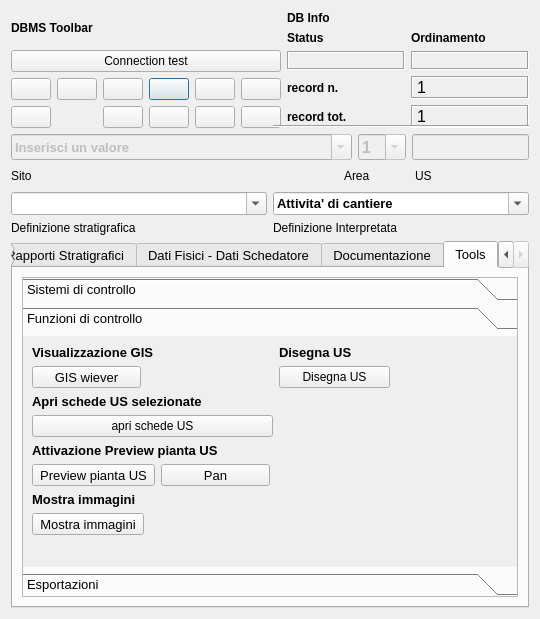
Before: the Qt Designer form pyarchinit/modules/gui/pyarchinit_US_ui.ui in pyarchinit/pyarchinit_218, drawn with Qt 5.
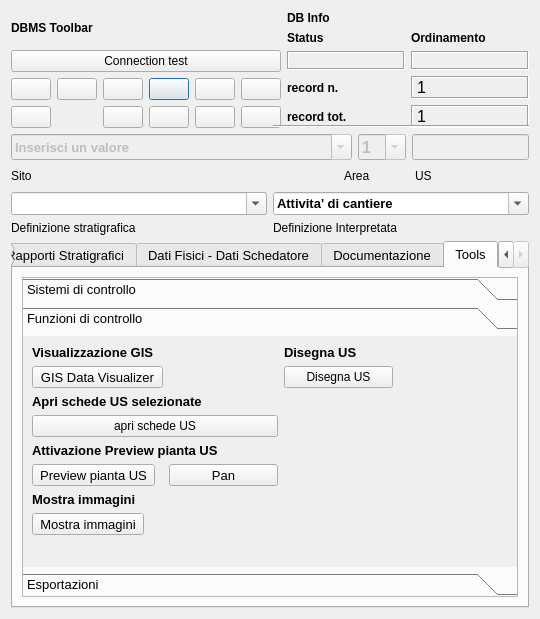
After: the same form once the commit is applied. The open tabs and pages were chosen to show the change. Icons and pictures are not drawn.

```diff
--- a/pyarchinit/modules/gui/pyarchinit_US_ui.ui
+++ b/pyarchinit/modules/gui/pyarchinit_US_ui.ui
@@ -2140,7 +2140,7 @@
               <string/>
              </property>
              <property name="text">
-              <string>GIS wiever</string>
+              <string>GIS Data Visualizer</string>
              </property>
              <property name="icon">
               <iconset resource="resources.qrc">
```
Left out of the diff: 4 changed lines with no effect on the pictures.
